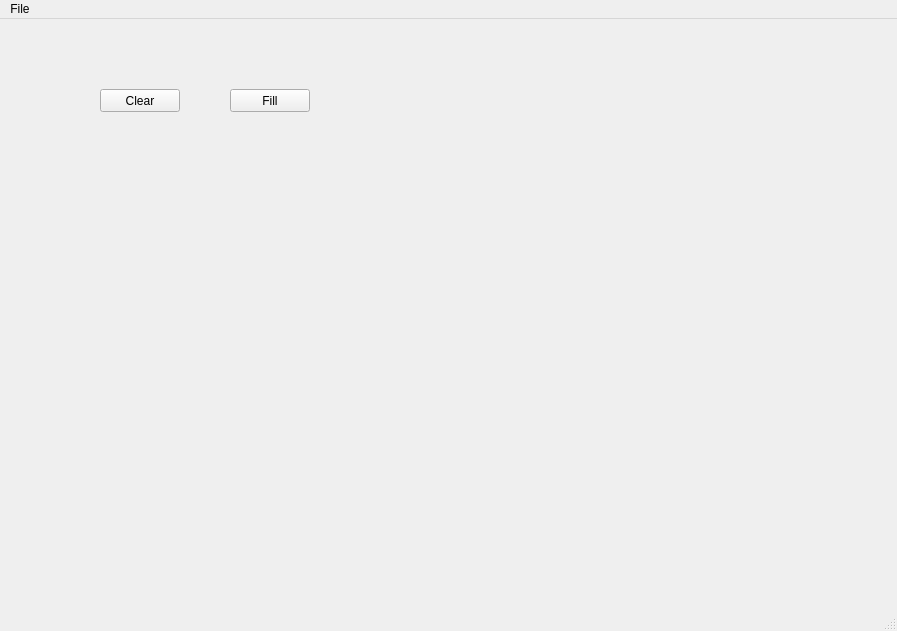
Old version of the form flipui/gui/mainwindow.ui in the repository julianschick/flipdot-brose.
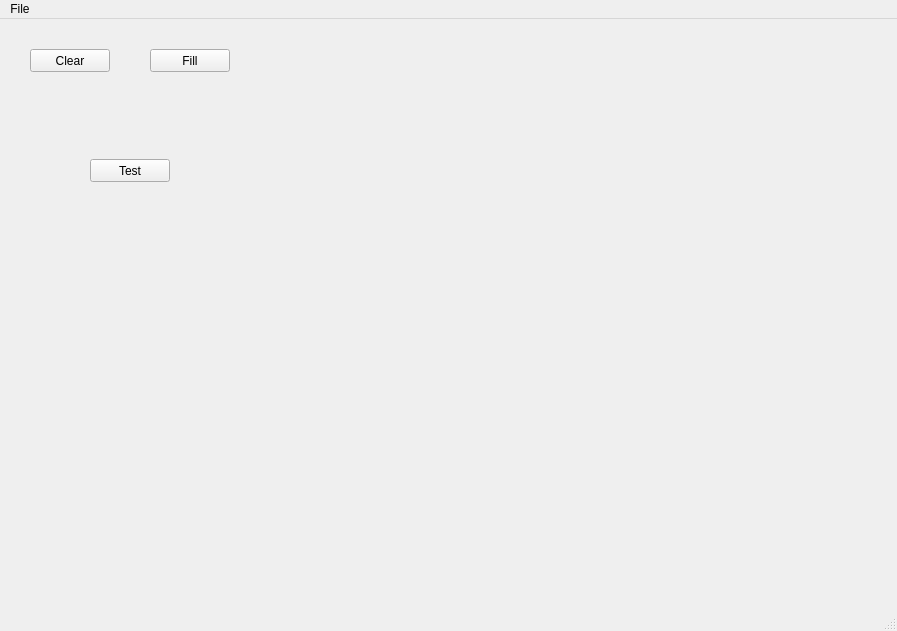
New version of the form.

```diff
--- a/flipui/gui/mainwindow.ui
+++ b/flipui/gui/mainwindow.ui
@@ -17,8 +17,8 @@
    <widget class="QPushButton" name="clearButton">
     <property name="geometry">
      <rect>
-      <x>100</x>
-      <y>70</y>
+      <x>30</x>
+      <y>30</y>
       <width>80</width>
       <height>23</height>
      </rect>
@@ -30,8 +30,8 @@
    <widget class="QPushButton" name="fillButton">
     <property name="geometry">
      <rect>
-      <x>230</x>
-      <y>70</y>
+      <x>150</x>
+      <y>30</y>
       <width>80</width>
       <height>23</height>
      </rect>
@@ -40,6 +40,19 @@
      <string>Fill</string>
     </property>
    </widget>
+   <widget class="QPushButton" name="pushButton">
+    <property name="geometry">
+     <rect>
+      <x>90</x>
+      <y>140</y>
+      <width>80</width>
+      <height>23</height>
+     </rect>
+    </property>
+    <property name="text">
+     <string>Test</string>
+    </property>
+   </widget>
   </widget>
   <widget class="QMenuBar" name="menubar">
    <property name="geometry">
```
Left out of the diff: 25 changed lines with no effect on the pictures.
